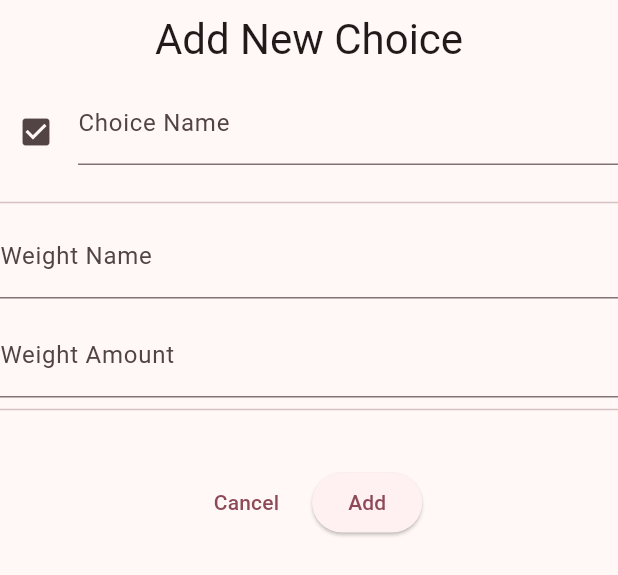
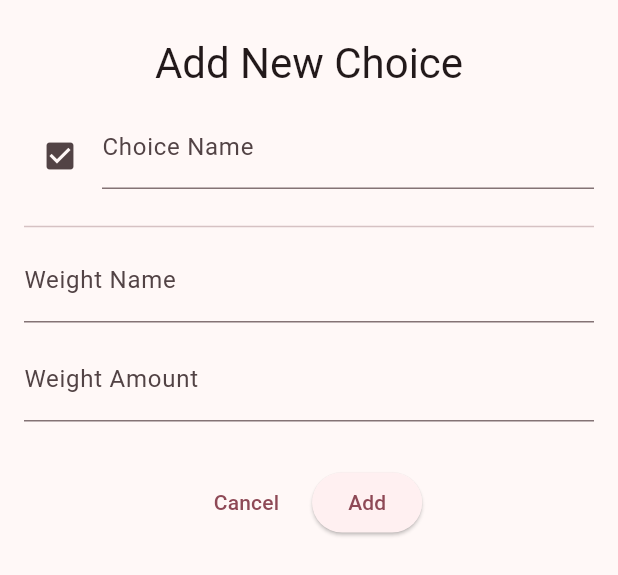
Before and after one commit to Vg34100/Flutter-IndecisionMachine, a Flutter app: the AddChoiceView widget shown alone on an empty page, opened directly, on a phone screen of 412 x 824 dp. Shown: the top 575 px of the screen. Run offline on Flutter 3.47's test engine with Material 3 defaults, Android fonts, the phone set to English and light mode, and no system bars; our stand-ins replace shared_preferences; accounts and stored records are empty.

Commit message:
stayle change

```diff
--- a/lib/views/add_choice_view.dart
+++ b/lib/views/add_choice_view.dart
@@ -19,6 +19,8 @@ class _AddChoiceViewState extends State<AddChoiceView> {
   @override
   Widget build(BuildContext context) {
     return SingleChildScrollView(
+      child: Padding(
+        padding: const EdgeInsets.all(16.0),
         child: Material(
           color: Colors.transparent,
           child: Form(
@@ -74,7 +76,6 @@ class _AddChoiceViewState extends State<AddChoiceView> {
                     validator: (value) => value!.isEmpty ? 'Enter weight amount' : null,
                     onSaved: (value) => amount = int.parse(value!),
                   ),
-                const Divider(),
                   const SizedBox(height: 30),
                   // Action Buttons
                   Row(
@@ -106,6 +107,7 @@ class _AddChoiceViewState extends State<AddChoiceView> {
               ],
             )
           ),
+        ),
       )
     );
   }
```
Lines whose indentation alone changed are shown as unchanged.
